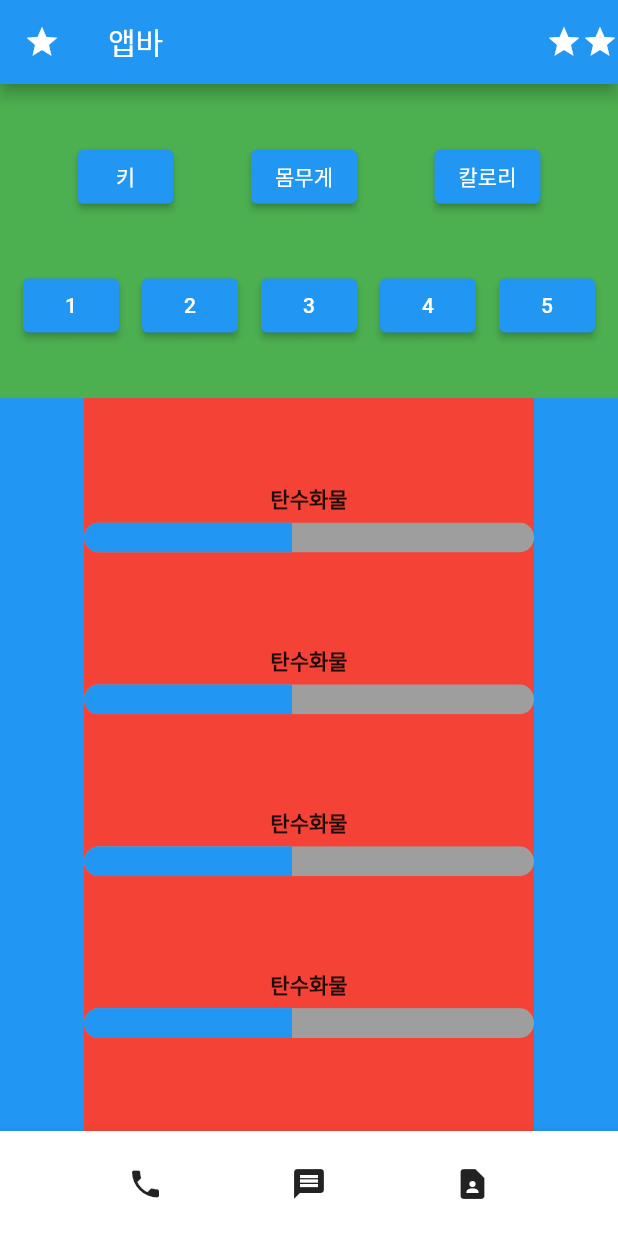
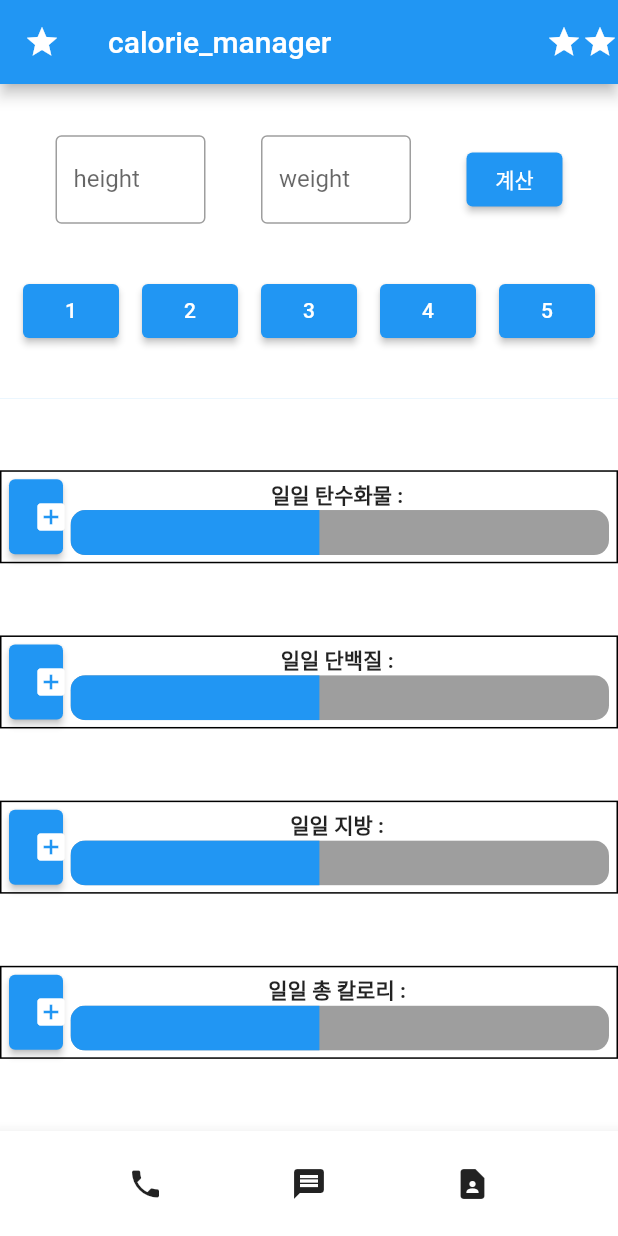
Before and after one commit to hyuntall/calorie-manager, a Flutter app: the screen it shows after launch, on a phone screen of 412 x 824 dp. Run offline on Flutter 3.47's test engine with Material 2 defaults, Android fonts, the phone set to English and light mode, and no system bars.

Commit message:
Modify the UI

```diff
--- a/lib/main.dart
+++ b/lib/main.dart
@@ -11,7 +11,7 @@ class MyApp extends StatelessWidget {
 
     return MaterialApp(
         home: Scaffold(
-          appBar: AppBar( actions: [Icon(Icons.star), Icon(Icons.star)],leading: Icon(Icons.star), title: Text("앱바")),
+          appBar: AppBar( actions: [Icon(Icons.star), Icon(Icons.star)],leading: Icon(Icons.star), title: Text("calorie_manager")),
           body: Container(
             color: Colors.blue,
             child: Column(
@@ -27,9 +27,25 @@ class MyApp extends StatelessWidget {
                           child: Row(
                             mainAxisAlignment: MainAxisAlignment.spaceEvenly,
                             children: [
-                              ElevatedButton(onPressed: () {}, child: Text('키')),
-                              ElevatedButton(onPressed: () {}, child: Text('몸무게')),
-                              ElevatedButton(onPressed: () {}, child: Text('칼로리')),
+                              Container(
+                                width: 100,
+                                child: TextField(
+                                  decoration: InputDecoration(
+                                    border: OutlineInputBorder(),
+                                    labelText: 'height'
+                                  ),
+                                ),
+                              ),
+                              Container(
+                                width: 100,
+                                child: TextField(
+                                  decoration: InputDecoration(
+                                      border: OutlineInputBorder(),
+                                      labelText: 'weight'
+                                  ),
+                                ),
+                              ),
+                              ElevatedButton(onPressed: () {}, child: Text('계산')),
                             ],
                           ), flex: 1,
                         ),
@@ -47,7 +63,7 @@ class MyApp extends StatelessWidget {
                         ),
                       ],
                     ),
-                    color: Colors.green
+                    color: Colors.white
                   ),flex: 3,
                 ),
                 Flexible(
@@ -56,13 +72,13 @@ class MyApp extends StatelessWidget {
                       mainAxisSize: MainAxisSize.max,
                       mainAxisAlignment: MainAxisAlignment.spaceEvenly,
                       children: [
-                        gage(),
-                        gage(),
-                        gage(),
-                        gage(),
+                        gage('탄수화물'),
+                        gage('단백질'),
+                        gage('지방'),
+                        gage('총 칼로리'),
                       ],
                     ),
-                    color: Colors.red
+                    color: Colors.white
                   ),flex: 7,
                 )
               ],
@@ -87,20 +103,43 @@ class MyApp extends StatelessWidget {
 }
 
 class gage extends StatelessWidget {
+
+  final String name;
+  const gage(this.name, {Key? key,}) : super(key: key);
+
   @override
   Widget build(BuildContext context) {
-    return Column(
+    return Container(
+      decoration: BoxDecoration(
+        border: Border.all(
+          width: 1,
+          color: Colors.black
+        )
+      ),
+      child: Row(
+        children: [
+          Flexible(child: Container(
+            margin: EdgeInsets.fromLTRB(5, 5, 0, 5),
+            height: 50,
+              child: ElevatedButton(
+                onPressed: (){},
+                child: Icon(Icons.add_box),
+              )
+          ),flex: 1,
+          ),
+          Flexible(
+            child: Container(
+              margin: EdgeInsets.fromLTRB(5, 0, 5, 0),
+              child: Column(
                 children: <Widget>[
                   Text(
-          '탄수화물',
+                    "일일 "+name + " : ",
                     style: TextStyle(
                       fontWeight: FontWeight.bold,
                     ),
                   ),
                   Container(
-          margin: EdgeInsets.symmetric(vertical: 5),
-          width: 300,
-          height: 20,
+                    height: 30,
                     child: ClipRRect(
                       borderRadius: BorderRadius.all(Radius.circular(10)),
                       child: LinearProgressIndicator(
@@ -110,6 +149,12 @@ class gage extends StatelessWidget {
                     ),
                   ),
                 ],
+              ),
+            ),
+            flex: 9,
+          ),
+        ],
+      ),
     );
   }
 }
```
Lines whose indentation alone changed are shown as unchanged.
